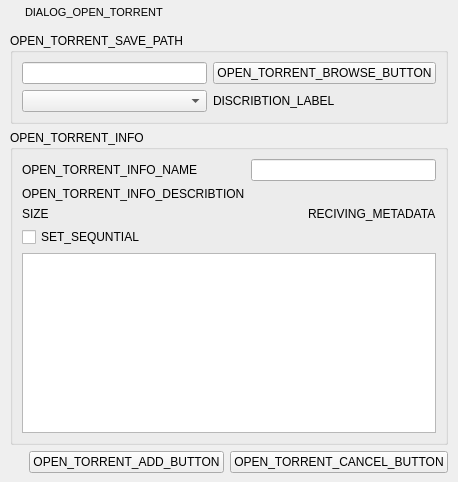
CuteTorrent/CuteTorrent, file src/torrent/gui/FormFiles/OpenTorrentDialog.ui: the form before one commit.
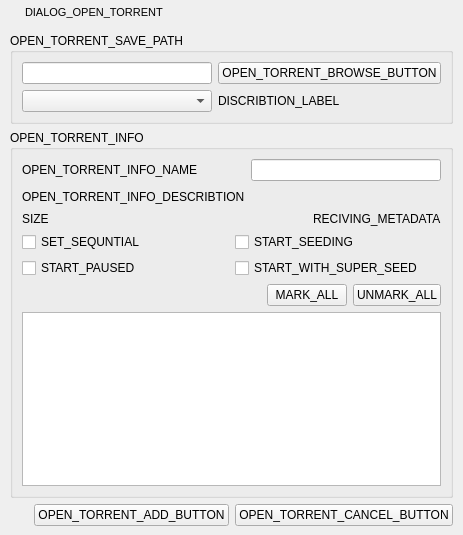
The form after the commit. Icons and pictures are not drawn.

Commit message: OpenTorrent layout fix; Vaious code style fixes;

What changed in the file:
```diff
--- a/src/torrent/gui/FormFiles/OpenTorrentDialog.ui
+++ b/src/torrent/gui/FormFiles/OpenTorrentDialog.ui
@@ -6,8 +6,8 @@
    <rect>
     <x>0</x>
     <y>0</y>
-    <width>458</width>
-    <height>482</height>
+    <width>429</width>
+    <height>535</height>
    </rect>
   </property>
   <property name="windowTitle">
@@ -159,7 +159,7 @@
       <string notr="true"/>
      </property>
      <layout class="QGridLayout" name="gridLayout_3">
-      <item row="0" column="0" colspan="3">
+      <item row="0" column="0" colspan="6">
        <widget class="QGroupBox" name="groupBox">
         <property name="title">
          <string>OPEN_TORRENT_SAVE_PATH</string>
@@ -188,42 +188,12 @@
         </layout>
        </widget>
       </item>
-      <item row="2" column="0">
-       <spacer name="horizontalSpacer">
-        <property name="orientation">
-         <enum>Qt::Horizontal</enum>
-        </property>
-        <property name="sizeHint" stdset="0">
-         <size>
-          <width>266</width>
-          <height>20</height>
-         </size>
-        </property>
-       </spacer>
-      </item>
-      <item row="2" column="1">
-       <widget class="QPushButton" name="yesButton">
-        <property name="text">
-         <string>OPEN_TORRENT_ADD_BUTTON</string>
-        </property>
-       </widget>
-      </item>
-      <item row="2" column="2">
-       <widget class="QPushButton" name="cancelButton">
-        <property name="text">
-         <string>OPEN_TORRENT_CANCEL_BUTTON</string>
-        </property>
-       </widget>
-      </item>
-      <item row="1" column="0" colspan="3">
+      <item row="1" column="0" colspan="6">
        <widget class="QGroupBox" name="groupBox_2">
         <property name="title">
          <string>OPEN_TORRENT_INFO</string>
         </property>
-        <layout class="QGridLayout" name="gridLayout_2">
-         <property name="sizeConstraint">
-          <enum>QLayout::SetDefaultConstraint</enum>
-         </property>
+        <layout class="QGridLayout" name="gridLayout_4">
          <item row="0" column="0">
           <widget class="QLabel" name="labelNameTitile">
            <property name="sizePolicy">
@@ -237,32 +207,6 @@
            </property>
           </widget>
          </item>
-         <item row="1" column="0">
-          <widget class="QLabel" name="labelCommentTitle">
-           <property name="sizePolicy">
-            <sizepolicy hsizetype="Minimum" vsizetype="Preferred">
-             <horstretch>0</horstretch>
-             <verstretch>0</verstretch>
-            </sizepolicy>
-           </property>
-           <property name="text">
-            <string>OPEN_TORRENT_INFO_DESCRIBTION</string>
-           </property>
-          </widget>
-         </item>
-         <item row="2" column="0">
-          <widget class="QLabel" name="labelSizeTitle">
-           <property name="sizePolicy">
-            <sizepolicy hsizetype="Minimum" vsizetype="Preferred">
-             <horstretch>0</horstretch>
-             <verstretch>0</verstretch>
-            </sizepolicy>
-           </property>
-           <property name="text">
-            <string>SIZE</string>
-           </property>
-          </widget>
-         </item>
          <item row="0" column="1" colspan="3">
           <widget class="QLineEdit" name="labelNameData">
            <property name="sizePolicy">
@@ -276,27 +220,20 @@
            </property>
           </widget>
          </item>
-         <item row="2" column="3">
-          <widget class="QLabel" name="loaderTextLabel">
-           <property name="text">
-            <string>RECIVING_METADATA</string>
-           </property>
-          </widget>
-         </item>
-         <item row="2" column="1">
-          <widget class="QLabel" name="labelSizeData">
+         <item row="1" column="0" rowspan="2">
+          <widget class="QLabel" name="labelCommentTitle">
            <property name="sizePolicy">
-            <sizepolicy hsizetype="Expanding" vsizetype="Preferred">
+            <sizepolicy hsizetype="Minimum" vsizetype="Preferred">
              <horstretch>0</horstretch>
              <verstretch>0</verstretch>
             </sizepolicy>
            </property>
            <property name="text">
-            <string/>
+            <string>OPEN_TORRENT_INFO_DESCRIBTION</string>
            </property>
           </widget>
          </item>
-         <item row="1" column="1" colspan="3">
+         <item row="1" column="1">
           <widget class="QLabel" name="labelComentData">
            <property name="sizePolicy">
             <sizepolicy hsizetype="Expanding" vsizetype="Preferred">
@@ -321,30 +258,173 @@
            </property>
           </widget>
          </item>
-         <item row="2" column="2">
+         <item row="2" column="1" rowspan="2">
+          <widget class="QLabel" name="labelSizeData">
+           <property name="sizePolicy">
+            <sizepolicy hsizetype="Expanding" vsizetype="Preferred">
+             <horstretch>0</horstretch>
+             <verstretch>0</verstretch>
+            </sizepolicy>
+           </property>
+           <property name="text">
+            <string/>
+           </property>
+          </widget>
+         </item>
+         <item row="3" column="0">
+          <widget class="QLabel" name="labelSizeTitle">
+           <property name="sizePolicy">
+            <sizepolicy hsizetype="Minimum" vsizetype="Preferred">
+             <horstretch>0</horstretch>
+             <verstretch>0</verstretch>
+            </sizepolicy>
+           </property>
+           <property name="text">
+            <string>SIZE</string>
+           </property>
+          </widget>
+         </item>
+         <item row="3" column="2">
           <widget class="QLabel" name="loaderGifLabel">
            <property name="text">
             <string/>
            </property>
           </widget>
          </item>
+         <item row="3" column="3">
+          <widget class="QLabel" name="loaderTextLabel">
+           <property name="text">
+            <string>RECIVING_METADATA</string>
+           </property>
+          </widget>
+         </item>
          <item row="4" column="0" colspan="4">
+          <layout class="QGridLayout" name="gridLayout_2">
+           <item row="0" column="0">
+            <widget class="QCheckBox" name="setSequntialCheckBox">
+             <property name="toolTip">
+              <string>START_SEQUENTIAL_TOOLTIP</string>
+             </property>
+             <property name="text">
+              <string>SET_SEQUNTIAL</string>
+             </property>
+            </widget>
+           </item>
+           <item row="0" column="1">
+            <widget class="QCheckBox" name="setSeedModeCheckBox">
+             <property name="toolTip">
+              <string>START_SEEDING_TOOLTIP</string>
+             </property>
+             <property name="text">
+              <string>START_SEEDING</string>
+             </property>
+            </widget>
+           </item>
+           <item row="1" column="0">
+            <widget class="QCheckBox" name="setPausedCheckBox">
+             <property name="toolTip">
+              <string>START_PAUSED_TOOLTIP</string>
+             </property>
+             <property name="text">
+              <string>START_PAUSED</string>
+             </property>
+            </widget>
+           </item>
+           <item row="1" column="1">
+            <widget class="QCheckBox" name="setSuperSeedCheckBox">
+             <property name="toolTip">
+              <string>START_WITH_SUPER_SEED</string>
+             </property>
+             <property name="text">
+              <string>START_WITH_SUPER_SEED</string>
+             </property>
+            </widget>
+           </item>
+          </layout>
+         </item>
+         <item row="5" column="0" colspan="4">
+          <layout class="QHBoxLayout" name="horizontalLayout_2">
+           <item>
+            <spacer name="horizontalSpacer_2">
+             <property name="orientation">
+              <enum>Qt::Horizontal</enum>
+             </property>
+             <property name="sizeHint" stdset="0">
+              <size>
+               <width>40</width>
+               <height>20</height>
+              </size>
+             </property>
+            </spacer>
+           </item>
+           <item>
+            <widget class="QPushButton" name="markAllButton">
+             <property name="text">
+              <string>MARK_ALL</string>
+             </property>
+            </widget>
+           </item>
+           <item>
+            <widget class="QPushButton" name="unmarkAllButton">
+             <property name="text">
+              <string>UNMARK_ALL</string>
+             </property>
+            </widget>
+           </item>
+          </layout>
+         </item>
+         <item row="6" column="0" colspan="4">
           <widget class="QTreeView" name="torrentFilesTreeView">
            <property name="styleSheet">
             <string notr="true"/>
            </property>
-          </widget>
-         </item>
-         <item row="3" column="0" colspan="4">
-          <widget class="QCheckBox" name="setSequntialCheckBox">
-           <property name="text">
-            <string>SET_SEQUNTIAL</string>
+           <property name="sortingEnabled">
+            <bool>true</bool>
            </property>
           </widget>
          </item>
         </layout>
        </widget>
       </item>
+      <item row="2" column="3">
+       <spacer name="horizontalSpacer">
+        <property name="orientation">
+         <enum>Qt::Horizontal</enum>
+        </property>
+        <property name="sizeHint" stdset="0">
+         <size>
+          <width>266</width>
+          <height>20</height>
+         </size>
+        </property>
+       </spacer>
+      </item>
+      <item row="2" column="5">
+       <widget class="QPushButton" name="cancelButton">
+        <property name="sizePolicy">
+         <sizepolicy hsizetype="Expanding" vsizetype="Fixed">
+          <horstretch>0</horstretch>
+          <verstretch>0</verstretch>
+         </sizepolicy>
+        </property>
+        <property name="text">
+         <string>OPEN_TORRENT_CANCEL_BUTTON</string>
+        </property>
+       </widget>
+      </item>
+      <item row="2" column="4">
+       <widget class="QPushButton" name="yesButton">
+        <property name="sizePolicy">
+         <sizepolicy hsizetype="Expanding" vsizetype="Fixed">
+          <horstretch>0</horstretch>
+          <verstretch>0</verstretch>
+         </sizepolicy>
+        </property>
+        <property name="text">
+         <string>OPEN_TORRENT_ADD_BUTTON</string>
+        </property>
+       </widget>
+      </item>
      </layout>
     </widget>
    </item>
```
Left out of the diff: 34 changed lines with no effect on the pictures. The commit also changes 51 other files.
